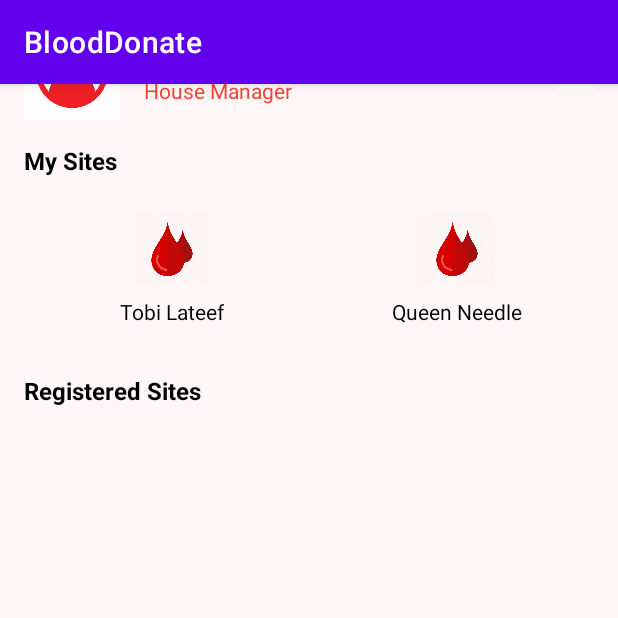
After one commit to dinhminh0307/Blood-Donation-App, an Android app: the ProfileActivity screen opened directly, with no data from a screen before it, on a phone screen of 412 x 824 dp, the top half of it. The commit adds this screen. Run offline under Robolectric (Android 15) with nearby library versions, the phone set to English and light mode, and no system bars; our stand-ins replace Firebase (no records; nobody signed in at launch, a user with empty details on screens opened directly).

Commit message:
fix: sign up activity navigation + add logout feature + display current user name

```diff
--- a/app/src/main/AndroidManifest.xml
+++ b/app/src/main/AndroidManifest.xml
@@ -18,6 +18,9 @@
         android:supportsRtl="true"
         android:theme="@style/Theme.BloodDonate"
         tools:targetApi="31">
+        <activity
+            android:name=".activities.ProfileActivity"
+            android:exported="false" />
         <activity
             android:name=".activities.AddSiteActivity"
             android:exported="false" />
--- a/app/src/main/java/com/example/blooddonate/activities/HomePageActivity.java
+++ b/app/src/main/java/com/example/blooddonate/activities/HomePageActivity.java
@@ -19,7 +19,7 @@ public class HomePageActivity extends AppCompatActivity {
     ImageView findSiteButton;
     TextView siteMap;
 
-    ImageView campaginAdd;
+    ImageView campaginAdd, profile;
 
     User user;
     @Override
@@ -31,6 +31,7 @@ public class HomePageActivity extends AppCompatActivity {
         onFindSiteBtnClicked();
         onSiteMapClicked();
         onCampaignClicked();
+        onProfileClicked();
     }
 
     public void setUser() {
@@ -73,4 +74,19 @@ public class HomePageActivity extends AppCompatActivity {
             }
         });
     }
+
+
+    private void onProfileClicked() {
+        profile = findViewById(R.id.nav_profile);
+
+        profile.setOnClickListener(new View.OnClickListener() {
+            @Override
+            public void onClick(View v) {
+                Intent intent = new Intent(HomePageActivity.this, ProfileActivity.class);
+                intent.putExtra("user", user);
+                startActivity(intent);
+                finish();
+            }
+        });
+    }
 }
--- /dev/null
+++ b/app/src/main/java/com/example/blooddonate/activities/ProfileActivity.java
@@ -0,0 +1,103 @@
+package com.example.blooddonate.activities;
+
+import android.content.Intent;
+import android.os.Bundle;
+import android.view.MenuItem;
+import android.view.View;
+import android.widget.ImageView;
+import android.widget.TextView;
+import android.widget.Toast;
+
+import androidx.activity.EdgeToEdge;
+import androidx.appcompat.app.AppCompatActivity;
+import androidx.appcompat.widget.PopupMenu;
+
+import com.example.blooddonate.MainActivity;
+import com.example.blooddonate.R;
+import com.example.blooddonate.callbacks.GetUserCallback;
+import com.example.blooddonate.controllers.UserController;
+import com.example.blooddonate.models.User;
+
+public class ProfileActivity extends AppCompatActivity {
+
+    private ImageView menuIcon;
+
+    private UserController userController;
+
+    private TextView userName;
+
+    private User user;
+
+
+
+    @Override
+    protected void onCreate(Bundle savedInstanceState) {
+        super.onCreate(savedInstanceState);
+        EdgeToEdge.enable(this);
+        setContentView(R.layout.activity_profile);
+        userController = new UserController();
+        user = (User) getIntent().getSerializableExtra("user");
+        // Initialize the menu icon
+        menuIcon = findViewById(R.id.menuId);
+
+        profileInfoSetUp();
+        // Set click listener for the menu icon
+        menuIcon.setOnClickListener(this::showPopupMenu);
+    }
+
+    private void profileInfoSetUp() {
+        userController.getCurrentUser(new GetUserCallback() {
+            @Override
+            public void onSuccess(User user) {
+                userName = findViewById(R.id.userName);
+                userName.setText(user.getName());
+            }
+
+            @Override
+            public void onFailure(Exception exception) {
+
+            }
+        });
+
+    }
+
+    private void showPopupMenu(View anchor) {
+        // Create a PopupMenu anchored to the menu icon
+        PopupMenu popupMenu = new PopupMenu(this, anchor);
+
+        // Inflate the menu resource
+        popupMenu.getMenuInflater().inflate(R.menu.profile_menu, popupMenu.getMenu());
+
+        // Set click listener for menu items
+        popupMenu.setOnMenuItemClickListener(this::onMenuItemClick);
+
+        // Show the popup menu
+        popupMenu.show();
+    }
+
+    private boolean onMenuItemClick(MenuItem item) {
+        int itemId = item.getItemId();
+        if (itemId == R.id.menu_edit) {
+            Toast.makeText(this, "Edit clicked", Toast.LENGTH_SHORT).show();
+            // Add logic for Edit action
+            return true;
+        } else if (itemId == R.id.menu_settings) {
+            Toast.makeText(this, "Settings clicked", Toast.LENGTH_SHORT).show();
+            // Add logic for Settings action
+            return true;
+        } else if (itemId == R.id.menu_logout) {
+            userController.signOut();
+            // Clear the activity stack and navigate to MainActivity
+            Intent intent = new Intent(this, MainActivity.class);
+            intent.addFlags(Intent.FLAG_ACTIVITY_NEW_TASK | Intent.FLAG_ACTIVITY_CLEAR_TASK); // Clear the stack
+            startActivity(intent);
+            finish(); // Finish current activity
+            Toast.makeText(this, "Logout clicked", Toast.LENGTH_SHORT).show();
+            // Add logic for Logout action
+            return true;
+        } else {
+            return false;
+        }
+    }
+
+}
--- a/app/src/main/java/com/example/blooddonate/activities/RegisterActivity.java
+++ b/app/src/main/java/com/example/blooddonate/activities/RegisterActivity.java
@@ -1,5 +1,6 @@
 package com.example.blooddonate.activities;
 
+import android.content.Intent;
 import android.os.Bundle;
 import android.util.Log;
 import android.view.View;
@@ -13,6 +14,7 @@ import androidx.core.graphics.Insets;
 import androidx.core.view.ViewCompat;
 import androidx.core.view.WindowInsetsCompat;
 
+import com.example.blooddonate.MainActivity;
 import com.example.blooddonate.R;
 import com.example.blooddonate.callbacks.SignUpResultCallback;
 import com.example.blooddonate.controllers.SignupController;
@@ -78,15 +80,22 @@ public class RegisterActivity extends AppCompatActivity {
                     @Override
                     public void onSignupSuccess(FirebaseUser user) {
                         Toast.makeText(RegisterActivity.this, "Register successfully " + user.getEmail(), Toast.LENGTH_SHORT).show();
-//                        checkUser = user;
+
+                        // Navigate to MainActivity and clear all other activities
+                        Intent intent = new Intent(RegisterActivity.this, MainActivity.class);
+                        intent.addFlags(Intent.FLAG_ACTIVITY_CLEAR_TASK | Intent.FLAG_ACTIVITY_NEW_TASK);
+                        startActivity(intent);
+                        Log.d("RegisterActivity", "Navigating to MainActivity and finishing activity");
+                        finish();
                     }
+
 
                     @Override
                     public void onSignupFailure(Exception exception) {
                         Toast.makeText(RegisterActivity.this, exception.getMessage(), Toast.LENGTH_SHORT).show();
                     }
                 });
-                finish();
+//                finish();
             }
         });
     }
--- a/app/src/main/java/com/example/blooddonate/controllers/UserController.java
+++ b/app/src/main/java/com/example/blooddonate/controllers/UserController.java
@@ -17,4 +17,8 @@ public class UserController {
     public String getUserId() {
         return userService.getUserUID();
     }
+
+    public void signOut() {
+        userService.signOut();
+    }
 }
--- a/app/src/main/java/com/example/blooddonate/helpers/FirebaseHelper.java
+++ b/app/src/main/java/com/example/blooddonate/helpers/FirebaseHelper.java
@@ -115,4 +115,8 @@ public class FirebaseHelper {
                     callback.onFailure(e);
                 });
     }
+
+    public void signOut() {
+        mAuth.signOut();
+    }
 }
--- a/app/src/main/java/com/example/blooddonate/services/UserService.java
+++ b/app/src/main/java/com/example/blooddonate/services/UserService.java
@@ -18,4 +18,8 @@ public class UserService {
     public String getUserUID() {
         return firebaseHelper.getUserId();
     }
+
+    public void signOut() {
+        firebaseHelper.signOut();
+    }
 }
--- /dev/null
+++ b/app/src/main/res/layout/activity_profile.xml
@@ -0,0 +1,157 @@
+<ScrollView
+    xmlns:android="http://schemas.android.com/apk/res/android"
+    android:layout_width="match_parent"
+    android:layout_height="match_parent"
+    android:background="#FFF7F7"
+    android:padding="16dp">
+
+    <LinearLayout
+        android:layout_width="match_parent"
+        android:layout_height="wrap_content"
+        android:orientation="vertical">
+
+        <!-- Profile Section -->
+        <LinearLayout
+            android:layout_width="match_parent"
+            android:layout_height="wrap_content"
+            android:orientation="horizontal"
+            android:gravity="center_vertical"
+            android:layout_marginBottom="16dp">
+
+            <ImageView
+                android:layout_width="64dp"
+                android:layout_height="64dp"
+                android:src="@drawable/ic_profile"
+                android:contentDescription="Profile Picture"
+                android:layout_marginEnd="16dp" />
+
+            <LinearLayout
+                android:layout_width="wrap_content"
+                android:layout_height="wrap_content"
+                android:orientation="vertical"
+                android:layout_weight="1">
+
+                <TextView
+                    android:id="@+id/userName"
+                    android:layout_width="wrap_content"
+                    android:layout_height="wrap_content"
+                    android:text="Adewale Taiwo"
+                    android:textColor="#000000"
+                    android:textSize="18sp"
+                    android:textStyle="bold" />
+
+                <TextView
+                    android:layout_width="wrap_content"
+                    android:layout_height="wrap_content"
+                    android:text="House Manager"
+                    android:textSize="14sp"
+                    android:textColor="#F44336" />
+            </LinearLayout>
+
+            <!-- Spacer to push the menu icon to the right -->
+            <View
+                android:layout_width="0dp"
+                android:layout_height="wrap_content"
+                android:layout_weight="1" />
+
+            <!-- Menu Icon -->
+            <ImageView
+                android:id="@+id/menuId"
+                android:layout_width="24dp"
+                android:layout_height="24dp"
+                android:contentDescription="Menu"
+                android:src="@drawable/ic_menu" />
+        </LinearLayout>
+
+        <!-- Wallet and Master Card Section (Hidden) -->
+        <LinearLayout
+            android:layout_width="match_parent"
+            android:layout_height="wrap_content"
+            android:orientation="horizontal"
+            android:visibility="gone"
+            android:layout_marginBottom="16dp">
+
+            <!-- Hidden Sections -->
+        </LinearLayout>
+
+        <!-- My Sites Section -->
+        <TextView
+            android:layout_width="wrap_content"
+            android:layout_height="wrap_content"
+            android:text="My Sites"
+            android:textSize="16sp"
+            android:textStyle="bold"
+            android:textColor="#000000"
+            android:layout_marginBottom="8dp" />
+
+        <LinearLayout
+            android:layout_width="match_parent"
+            android:layout_height="wrap_content"
+            android:orientation="horizontal"
+            android:layout_marginBottom="16dp">
+
+            <!-- Site 1 -->
+            <LinearLayout
+                android:layout_width="0dp"
+                android:layout_height="wrap_content"
+                android:layout_weight="1"
+                android:orientation="vertical"
+                android:gravity="center"
+                android:padding="16dp"
+                android:layout_marginStart="8dp">
+
+                <ImageView
+                    android:layout_width="48dp"
+                    android:layout_height="48dp"
+                    android:src="@drawable/ic_blood_group"
+                    android:contentDescription="Site 1" />
+
+                <TextView
+                    android:layout_width="wrap_content"
+                    android:layout_height="wrap_content"
+                    android:text="Tobi Lateef"
+                    android:textSize="14sp"
+                    android:textColor="#000000"
+                    android:layout_marginTop="8dp" />
+            </LinearLayout>
+
+            <!-- Site 2 -->
+            <LinearLayout
+                android:layout_width="0dp"
+                android:layout_height="wrap_content"
+                android:layout_weight="1"
+                android:orientation="vertical"
+                android:gravity="center"
+                android:padding="16dp"
+                android:layout_marginStart="8dp">
+
+                <ImageView
+                    android:layout_width="48dp"
+                    android:layout_height="48dp"
+                    android:src="@drawable/ic_blood_group"
+                    android:contentDescription="Site 2" />
+
+                <TextView
+                    android:layout_width="wrap_content"
+                    android:layout_height="wrap_content"
+                    android:text="Queen Needle"
+                    android:textSize="14sp"
+                    android:textColor="#000000"
+                    android:layout_marginTop="8dp" />
+            </LinearLayout>
+        </LinearLayout>
+
+        <!-- Registered Sites Section -->
+        <TextView
+            android:layout_width="wrap_content"
+            android:layout_height="wrap_content"
+            android:text="Registered Sites"
+            android:textSize="16sp"
+            android:textStyle="bold"
+            android:textColor="#000000"
+            android:layout_marginBottom="8dp" />
+
+        <!-- Registered Sites (Hidden by default) -->
+
+    </LinearLayout>
+</ScrollView>
--- /dev/null
+++ b/app/src/main/res/menu/profile_menu.xml
@@ -0,0 +1,14 @@
+<menu xmlns:android="http://schemas.android.com/apk/res/android">
+    <item
+        android:id="@+id/menu_edit"
+        android:title="Edit"
+        android:icon="@drawable/ic_edit" />
+    <item
+        android:id="@+id/menu_settings"
+        android:title="Settings"
+        android:icon="@drawable/ic_settings" />
+    <item
+        android:id="@+id/menu_logout"
+        android:title="Logout"
+        android:icon="@drawable/ic_logout" />
+</menu>
```
Also changed, not shown: app/src/main/res/drawable/ic_edit.jpeg (added), app/src/main/res/drawable/ic_logout.jpeg (added), app/src/main/res/drawable/ic_menu.jpeg (added), app/src/main/res/drawable/ic_settings.jpeg (added).
